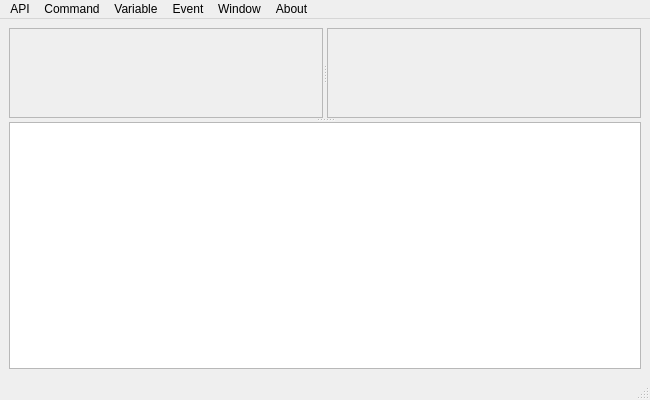
Above: kfx_api_tool.ui from yani/KfxApiTool before the change. Below: the same form after it.
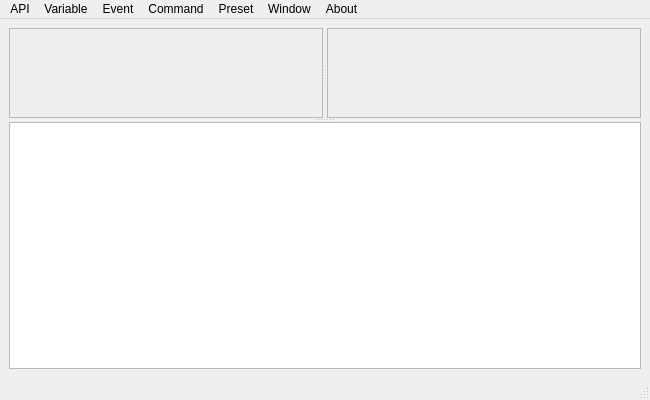
That is the form after the change.

Commit message: small refactor + allow subs when disconnected + implement presets

The edit to the form file:
```diff
--- a/kfx_api_tool.ui
+++ b/kfx_api_tool.ui
@@ -153,10 +153,18 @@
     </property>
     <addaction name="actionAddCommand"/>
    </widget>
+   <widget class="QMenu" name="menuPreset">
+    <property name="title">
+     <string>Preset</string>
+    </property>
+    <addaction name="actionSavePreset"/>
+    <addaction name="actionLoadPreset"/>
+   </widget>
    <addaction name="menuAPI"/>
-   <addaction name="menuCommand"/>
    <addaction name="menuVariable"/>
    <addaction name="menuEvent"/>
+   <addaction name="menuCommand"/>
+   <addaction name="menuPreset"/>
    <addaction name="menuWindow"/>
    <addaction name="menuAbout"/>
   </widget>
```
Left out of the diff: 12 changed lines with no effect on the pictures. The commit also changes 6 other files.
